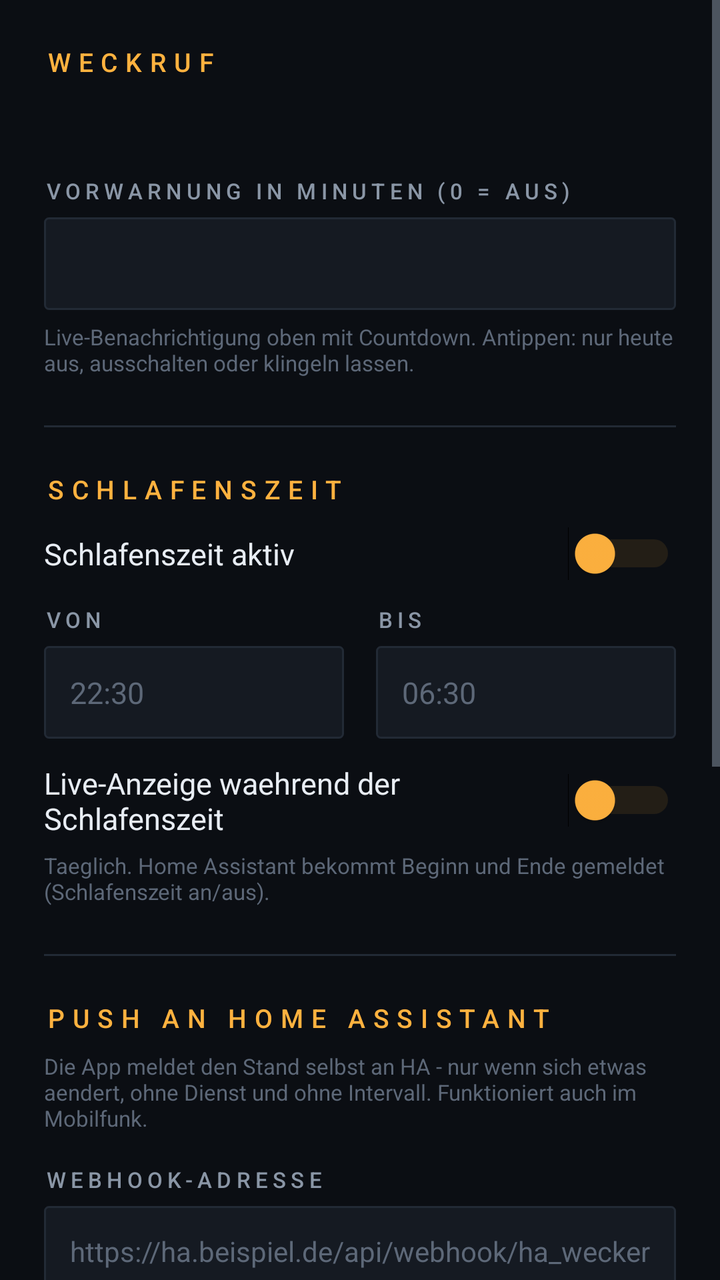
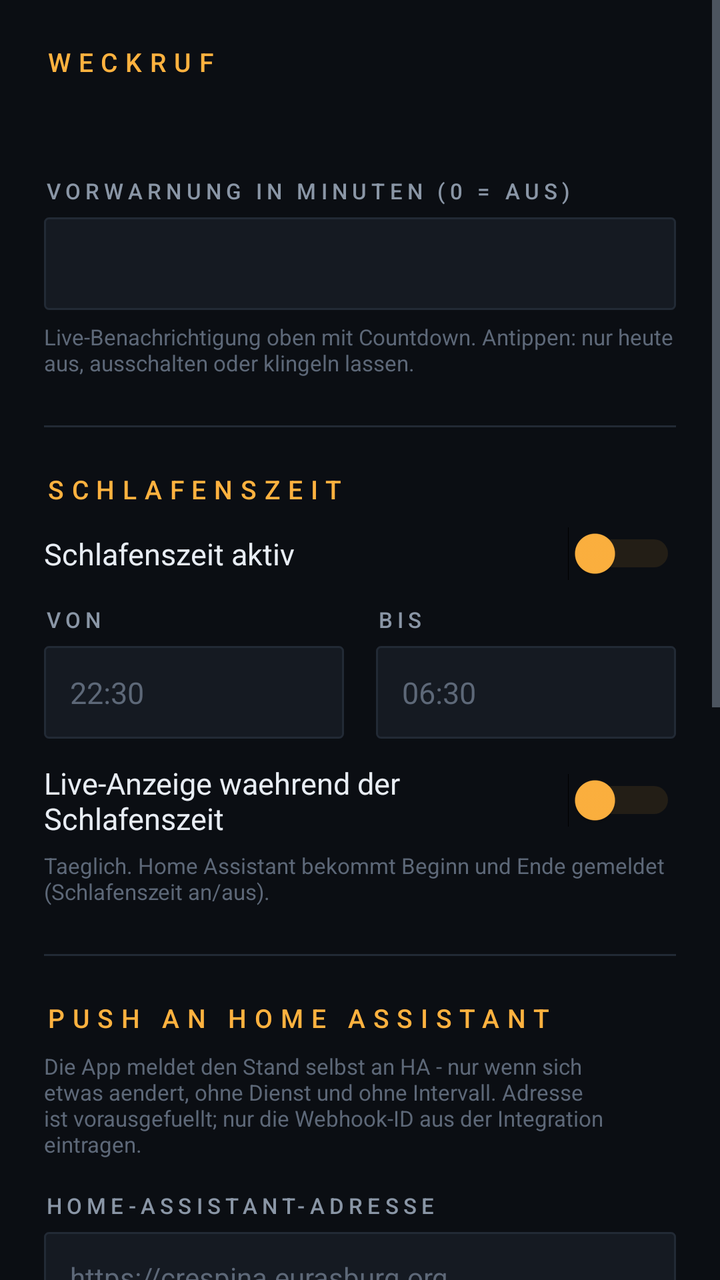

An Android layout rendered at two revisions. The XML below is the earlier revision; the diff shows what the commit changed to produce the second picture.
<!-- AndroidManifest.xml: application theme AppTheme -->
<!-- res/layout/dialog_settings.xml -->
<?xml version="1.0" encoding="utf-8"?>
<ScrollView xmlns:android="http://schemas.android.com/apk/res/android"
    xmlns:tools="http://schemas.android.com/tools"
    android:layout_width="match_parent"
    android:layout_height="wrap_content"
    android:background="@color/bg">

    <LinearLayout
        android:layout_width="match_parent"
        android:layout_height="wrap_content"
        android:orientation="vertical"
        android:padding="22dp">

        <TextView
            android:layout_width="wrap_content"
            android:layout_height="wrap_content"
            android:fontFamily="sans-serif-medium"
            android:letterSpacing="0.3"
            android:text="WECKRUF"
            android:textColor="@color/accent"
            android:textSize="13sp" />

        <TextView
            android:id="@+id/cfgInfo"
            android:layout_width="match_parent"
            android:layout_height="wrap_content"
            android:layout_marginTop="10dp"
            android:fontFamily="monospace"
            android:textColor="@color/text_dim"
            android:textSize="12sp" />

        <TextView
            style="@style/Label"
            android:layout_width="wrap_content"
            android:layout_height="wrap_content"
            android:layout_marginTop="22dp"
            android:text="Vorwarnung in Minuten (0 = aus)" />

        <EditText
            android:id="@+id/cfgPrewarn"
            android:layout_width="match_parent"
            android:layout_height="wrap_content"
            android:layout_marginTop="6dp"
            android:background="@drawable/bg_strip"
            android:inputType="number"
            android:maxLength="3"
            android:padding="13dp"
            android:textColor="@color/text"
            android:textSize="15sp"
            tools:ignore="Autofill,LabelFor" />

        <TextView
            android:layout_width="match_parent"
            android:layout_height="wrap_content"
            android:layout_marginTop="6dp"
            android:text="Live-Benachrichtigung oben mit Countdown. Antippen: nur heute aus, ausschalten oder klingeln lassen."
            android:textColor="@color/text_off"
            android:textSize="11sp" />


        <View
            android:layout_width="match_parent"
            android:layout_height="1dp"
            android:layout_marginTop="24dp"
            android:background="@color/line" />

        <TextView
            android:layout_width="wrap_content"
            android:layout_height="wrap_content"
            android:layout_marginTop="22dp"
            android:fontFamily="sans-serif-medium"
            android:letterSpacing="0.3"
            android:text="SCHLAFENSZEIT"
            android:textColor="@color/accent"
            android:textSize="13sp" />

        <LinearLayout
            android:layout_width="match_parent"
            android:layout_height="wrap_content"
            android:layout_marginTop="10dp"
            android:gravity="center_vertical"
            android:orientation="horizontal">

            <TextView
                android:layout_width="0dp"
                android:layout_height="wrap_content"
                android:layout_weight="1"
                android:text="Schlafenszeit aktiv"
                android:textColor="@color/text"
                android:textSize="15sp" />

            <Switch
                android:id="@+id/cfgSleepEnabled"
                android:layout_width="wrap_content"
                android:layout_height="wrap_content"
                android:thumbTint="@color/accent"
                android:trackTint="@color/accent_dim"
                tools:ignore="UseSwitchCompatOrMaterialXml" />
        </LinearLayout>

        <LinearLayout
            android:layout_width="match_parent"
            android:layout_height="wrap_content"
            android:layout_marginTop="12dp"
            android:orientation="horizontal">

            <LinearLayout
                android:layout_width="0dp"
                android:layout_height="wrap_content"
                android:layout_weight="1"
                android:layout_marginEnd="8dp"
                android:orientation="vertical">

                <TextView
                    style="@style/Label"
                    android:layout_width="wrap_content"
                    android:layout_height="wrap_content"
                    android:text="Von" />

                <EditText
                    android:id="@+id/cfgSleepStart"
                    android:layout_width="match_parent"
                    android:layout_height="wrap_content"
                    android:layout_marginTop="6dp"
                    android:background="@drawable/bg_strip"
                    android:hint="22:30"
                    android:inputType="time"
                    android:padding="13dp"
                    android:textColor="@color/text"
                    android:textColorHint="@color/text_off"
                    android:textSize="15sp"
                    tools:ignore="Autofill,LabelFor" />
            </LinearLayout>

            <LinearLayout
                android:layout_width="0dp"
                android:layout_height="wrap_content"
                android:layout_weight="1"
                android:layout_marginStart="8dp"
                android:orientation="vertical">

                <TextView
                    style="@style/Label"
                    android:layout_width="wrap_content"
                    android:layout_height="wrap_content"
                    android:text="Bis" />

                <EditText
                    android:id="@+id/cfgSleepEnd"
                    android:layout_width="match_parent"
                    android:layout_height="wrap_content"
                    android:layout_marginTop="6dp"
                    android:background="@drawable/bg_strip"
                    android:hint="06:30"
                    android:inputType="time"
                    android:padding="13dp"
                    android:textColor="@color/text"
                    android:textColorHint="@color/text_off"
                    android:textSize="15sp"
                    tools:ignore="Autofill,LabelFor" />
            </LinearLayout>
        </LinearLayout>

        <LinearLayout
            android:layout_width="match_parent"
            android:layout_height="wrap_content"
            android:layout_marginTop="12dp"
            android:gravity="center_vertical"
            android:orientation="horizontal">

            <TextView
                android:layout_width="0dp"
                android:layout_height="wrap_content"
                android:layout_weight="1"
                android:text="Live-Anzeige waehrend der Schlafenszeit"
                android:textColor="@color/text"
                android:textSize="15sp" />

            <Switch
                android:id="@+id/cfgSleepNotify"
                android:layout_width="wrap_content"
                android:layout_height="wrap_content"
                android:thumbTint="@color/accent"
                android:trackTint="@color/accent_dim"
                tools:ignore="UseSwitchCompatOrMaterialXml" />
        </LinearLayout>

        <TextView
            android:layout_width="match_parent"
            android:layout_height="wrap_content"
            android:layout_marginTop="6dp"
            android:text="Taeglich. Home Assistant bekommt Beginn und Ende gemeldet (Schlafenszeit an/aus)."
            android:textColor="@color/text_off"
            android:textSize="11sp" />

        <View
            android:layout_width="match_parent"
            android:layout_height="1dp"
            android:layout_marginTop="24dp"
            android:background="@color/line" />

        <TextView
            android:layout_width="wrap_content"
            android:layout_height="wrap_content"
            android:layout_marginTop="22dp"
            android:fontFamily="sans-serif-medium"
            android:letterSpacing="0.3"
            android:text="PUSH AN HOME ASSISTANT"
            android:textColor="@color/accent"
            android:textSize="13sp" />

        <TextView
            android:layout_width="match_parent"
            android:layout_height="wrap_content"
            android:layout_marginTop="8dp"
            android:text="Die App meldet den Stand selbst an HA - nur wenn sich etwas aendert, ohne Dienst und ohne Intervall. Funktioniert auch im Mobilfunk."
            android:textColor="@color/text_off"
            android:textSize="11sp" />

        <TextView
            style="@style/Label"
            android:layout_width="wrap_content"
            android:layout_height="wrap_content"
            android:layout_marginTop="16dp"
            android:text="Webhook-Adresse" />

        <EditText
            android:id="@+id/cfgHaUrl"
            android:layout_width="match_parent"
            android:layout_height="wrap_content"
            android:layout_marginTop="6dp"
            android:background="@drawable/bg_strip"
            android:hint="https://ha.beispiel.de/api/webhook/ha_wecker"
            android:inputType="textUri"
            android:padding="13dp"
            android:textColor="@color/text"
            android:textColorHint="@color/text_off"
            android:textSize="14sp"
            tools:ignore="Autofill,LabelFor,TextFields" />

        <LinearLayout
            android:layout_width="match_parent"
            android:layout_height="wrap_content"
            android:layout_marginTop="16dp"
            android:gravity="center_vertical"
            android:orientation="horizontal">

            <TextView
                android:layout_width="0dp"
                android:layout_height="wrap_content"
                android:layout_weight="1"
                android:text="Push aktiv"
                android:textColor="@color/text"
                android:textSize="15sp" />

            <Switch
                android:id="@+id/cfgPushEnabled"
                android:layout_width="wrap_content"
                android:layout_height="wrap_content"
                android:thumbTint="@color/accent"
                android:trackTint="@color/accent_dim"
                tools:ignore="UseSwitchCompatOrMaterialXml" />
        </LinearLayout>

        <TextView
            android:id="@+id/cfgPushNow"
            android:layout_width="match_parent"
            android:layout_height="wrap_content"
            android:layout_marginTop="12dp"
            android:background="@drawable/btn_outline"
            android:gravity="center"
            android:letterSpacing="0.14"
            android:paddingTop="13dp"
            android:paddingBottom="13dp"
            android:text="JETZT SENDEN UND TESTEN"
            android:textColor="@color/text_dim"
            android:textSize="11sp" />

        <TextView
            android:id="@+id/cfgPushStatus"
            android:layout_width="match_parent"
            android:layout_height="wrap_content"
            android:layout_marginTop="8dp"
            android:fontFamily="monospace"
            android:textColor="@color/text_off"
            android:textSize="11sp" />

        <View
            android:layout_width="match_parent"
            android:layout_height="1dp"
            android:layout_marginTop="24dp"
            android:background="@color/line" />

        <TextView
            android:id="@+id/cfgFullscreen"
            android:layout_width="match_parent"
            android:layout_height="wrap_content"
            android:layout_marginTop="20dp"
            android:background="@drawable/btn_outline"
            android:gravity="center"
            android:letterSpacing="0.14"
            android:paddingTop="13dp"
            android:paddingBottom="13dp"
            android:text="VOLLBILD-WECKRUF ERLAUBEN"
            android:textColor="@color/text_dim"
            android:textSize="11sp" />

        <TextView
            android:id="@+id/cfgBattery"
            android:layout_width="match_parent"
            android:layout_height="wrap_content"
            android:layout_marginTop="20dp"
            android:background="@drawable/btn_outline"
            android:gravity="center"
            android:letterSpacing="0.14"
            android:paddingTop="13dp"
            android:paddingBottom="13dp"
            android:text="AKKU-OPTIMIERUNG AUSNEHMEN"
            android:textColor="@color/text_dim"
            android:textSize="11sp" />

        <TextView
            android:id="@+id/cfgExact"
            android:layout_width="match_parent"
            android:layout_height="wrap_content"
            android:layout_marginTop="10dp"
            android:background="@drawable/btn_outline"
            android:gravity="center"
            android:letterSpacing="0.14"
            android:paddingTop="13dp"
            android:paddingBottom="13dp"
            android:text="EXAKTE ALARME ERLAUBEN"
            android:textColor="@color/text_dim"
            android:textSize="11sp" />

        <TextView
            android:id="@+id/cfgTest"
            android:layout_width="match_parent"
            android:layout_height="wrap_content"
            android:layout_marginTop="18dp"
            android:background="@drawable/btn_primary"
            android:fontFamily="sans-serif-medium"
            android:gravity="center"
            android:letterSpacing="0.14"
            android:paddingTop="14dp"
            android:paddingBottom="14dp"
            android:text="TESTWECKRUF IN 15 SEKUNDEN"
            android:textColor="#FF14181F"
            android:textSize="11sp" />

        <TextView
            android:layout_width="match_parent"
            android:layout_height="wrap_content"
            android:layout_marginTop="8dp"
            android:text="Nach dem Antippen Bildschirm ausschalten und warten."
            android:textColor="@color/text_off"
            android:textSize="11sp" />
    </LinearLayout>
</ScrollView>
<!-- resources referenced by this layout -->
<resources>
  <color name="accent">#FFFFB23F</color>
  <color name="accent_dim">#FF5A4320</color>
  <color name="bg">#FF0B0E13</color>
  <color name="line">#FF222A35</color>
  <color name="text">#FFE8EDF4</color>
  <color name="text_dim">#FF8A96A6</color>
  <color name="text_off">#FF5D6878</color>
  <!-- drawable bg_strip (drawable) -->
  <?xml version="1.0" encoding="utf-8"?>
  <shape xmlns:android="http://schemas.android.com/apk/res/android" android:shape="rectangle">
      <solid android:color="@color/surface" />
      <corners android:radius="2dp" />
      <stroke android:width="1dp" android:color="@color/line" />
  </shape>
  <!-- drawable btn_outline (drawable) -->
  <?xml version="1.0" encoding="utf-8"?>
  <selector xmlns:android="http://schemas.android.com/apk/res/android">
      <item android:state_pressed="true">
          <shape android:shape="rectangle">
              <solid android:color="@color/surface_alt" />
              <stroke android:width="1dp" android:color="@color/accent" />
              <corners android:radius="2dp" />
          </shape>
      </item>
      <item>
          <shape android:shape="rectangle">
              <solid android:color="@color/transparent" />
              <stroke android:width="1dp" android:color="@color/line" />
              <corners android:radius="2dp" />
          </shape>
      </item>
  </selector>
  <!-- drawable btn_primary (drawable) -->
  <?xml version="1.0" encoding="utf-8"?>
  <selector xmlns:android="http://schemas.android.com/apk/res/android">
      <item android:state_pressed="true">
          <shape android:shape="rectangle">
              <solid android:color="#FFD9962F" />
              <corners android:radius="2dp" />
          </shape>
      </item>
      <item>
          <shape android:shape="rectangle">
              <solid android:color="@color/accent" />
              <corners android:radius="2dp" />
          </shape>
      </item>
  </selector>
  <style name="Label">
          <item name="android:textColor">@color/text_dim</item>
          <item name="android:textSize">11sp</item>
          <item name="android:letterSpacing">0.22</item>
          <item name="android:textAllCaps">true</item>
          <item name="android:fontFamily">sans-serif-medium</item>
      </style>
  <style name="AppTheme" parent="@android:style/Theme.Material.NoActionBar">
          <item name="android:windowBackground">@color/bg</item>
          <item name="android:statusBarColor">@color/bg</item>
          <item name="android:navigationBarColor">@color/bg</item>
          <item name="android:colorAccent">@color/accent</item>
          <item name="android:colorControlActivated">@color/accent</item>
          <item name="android:textColorPrimary">@color/text</item>
          <item name="android:textColorSecondary">@color/text_dim</item>
          <item name="android:colorBackground">@color/bg</item>
      </style>
  <color name="surface">#FF151A22</color>
  <color name="surface_alt">#FF1D242E</color>
  <color name="transparent">#00000000</color>
</resources>

<!-- the commit's change to res/layout/dialog_settings.xml (unified diff, before → after) -->
@@ -213,7 +213,7 @@
             android:layout_width="match_parent"
             android:layout_height="wrap_content"
             android:layout_marginTop="8dp"
-            android:text="Die App meldet den Stand selbst an HA - nur wenn sich etwas aendert, ohne Dienst und ohne Intervall. Funktioniert auch im Mobilfunk."
+            android:text="Die App meldet den Stand selbst an HA - nur wenn sich etwas aendert, ohne Dienst und ohne Intervall. Adresse ist vorausgefuellt; nur die Webhook-ID aus der Integration eintragen."
             android:textColor="@color/text_off"
             android:textSize="11sp" />
 
@@ -222,7 +222,7 @@
             android:layout_width="wrap_content"
             android:layout_height="wrap_content"
             android:layout_marginTop="16dp"
-            android:text="Webhook-Adresse" />
+            android:text="Home-Assistant-Adresse" />
 
         <EditText
             android:id="@+id/cfgHaUrl"
@@ -230,7 +230,7 @@
             android:layout_height="wrap_content"
             android:layout_marginTop="6dp"
             android:background="@drawable/bg_strip"
-            android:hint="https://ha.beispiel.de/api/webhook/ha_wecker"
+            android:hint="https://crespina.eurasburg.org"
             android:inputType="textUri"
             android:padding="13dp"
             android:textColor="@color/text"
@@ -238,6 +238,28 @@
             android:textSize="14sp"
             tools:ignore="Autofill,LabelFor,TextFields" />
 
+        <TextView
+            style="@style/Label"
+            android:layout_width="wrap_content"
+            android:layout_height="wrap_content"
+            android:layout_marginTop="12dp"
+            android:text="Webhook-ID" />
+
+        <EditText
+            android:id="@+id/cfgWebhookId"
+            android:layout_width="match_parent"
+            android:layout_height="wrap_content"
+            android:layout_marginTop="6dp"
+            android:background="@drawable/bg_strip"
+            android:fontFamily="monospace"
+            android:hint="ID aus der Integration (Geraet Wecker hinzufuegen)"
+            android:inputType="textNoSuggestions|textVisiblePassword"
+            android:padding="13dp"
+            android:textColor="@color/text"
+            android:textColorHint="@color/text_off"
+            android:textSize="13sp"
+            tools:ignore="Autofill,LabelFor,TextFields" />
+
         <LinearLayout
             android:layout_width="match_parent"
             android:layout_height="wrap_content"
